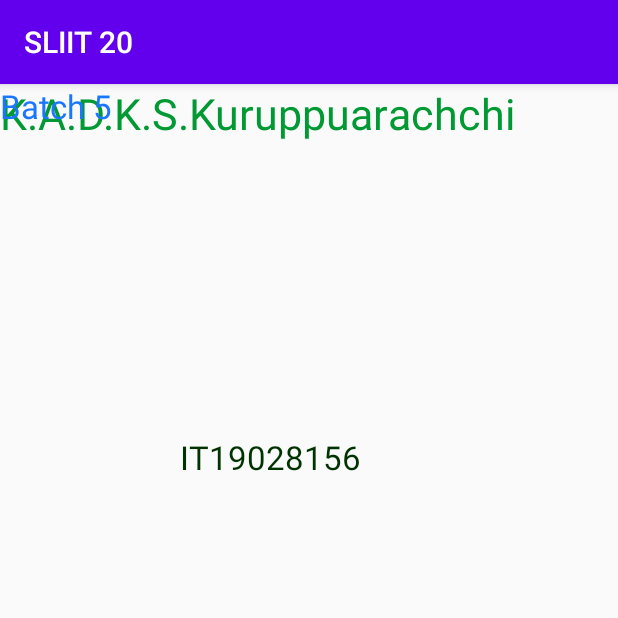
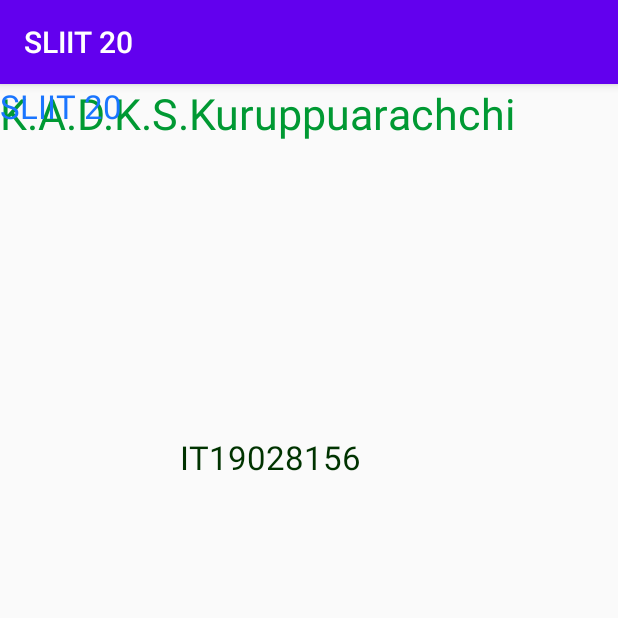
Before and after one commit to KasuniKuruppuarachchi/MAD, an Android app: the screen it shows after launch (MainActivity), on a phone screen of 412 x 824 dp, the top half of it. Run offline under Robolectric (Android 15) with nearby library versions, the phone set to English and light mode, and no system bars.

Commit message:
Batch name changed

```diff
--- a/app/src/main/res/layout/activity_main.xml
+++ b/app/src/main/res/layout/activity_main.xml
@@ -38,7 +38,7 @@
         android:id="@+id/textView2"
         android:layout_width="wrap_content"
         android:layout_height="wrap_content"
-        android:text="Batch 5"
+        android:text="SLIIT 20"
         android:textColor="#1a75ff"
         android:textSize="10pt"
         tools:layout_editor_absoluteX="138dp"
```
